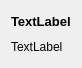
The window that sources/chat-area/attachments/PostPoll.ui (nuclear868/mattermost-qt) describes before a commit, drawn with Qt 5.
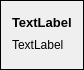
The same window after the commit.

Commit message: Polls - allow voting in polls and update their status. Also, fixed poll texts display

Diff of the .ui file:
```diff
--- a/sources/chat-area/attachments/PostPoll.ui
+++ b/sources/chat-area/attachments/PostPoll.ui
@@ -1,7 +1,7 @@
 <?xml version="1.0" encoding="UTF-8"?>
 <ui version="4.0">
  <class>PostPoll</class>
- <widget class="QWidget" name="PostPoll">
+ <widget class="QFrame" name="PostPoll">
   <property name="geometry">
    <rect>
     <x>0</x>
@@ -19,6 +19,12 @@
   <property name="windowTitle">
    <string>Form</string>
   </property>
+  <property name="frameShape">
+   <enum>QFrame::Box</enum>
+  </property>
+  <property name="lineWidth">
+   <number>1</number>
+  </property>
   <layout class="QVBoxLayout" name="verticalLayout">
    <property name="sizeConstraint">
     <enum>QLayout::SetFixedSize</enum>
@@ -60,12 +66,18 @@
      <property name="maximumSize">
       <size>
        <width>400</width>
-       <height>20</height>
+       <height>500</height>
       </size>
      </property>
      <property name="text">
       <string>TextLabel</string>
      </property>
+     <property name="textFormat">
+      <enum>Qt::RichText</enum>
+     </property>
+     <property name="alignment">
+      <set>Qt::AlignLeading|Qt::AlignLeft|Qt::AlignTop</set>
+     </property>
     </widget>
    </item>
   </layout>
```
The commit also changes 15 other files.
